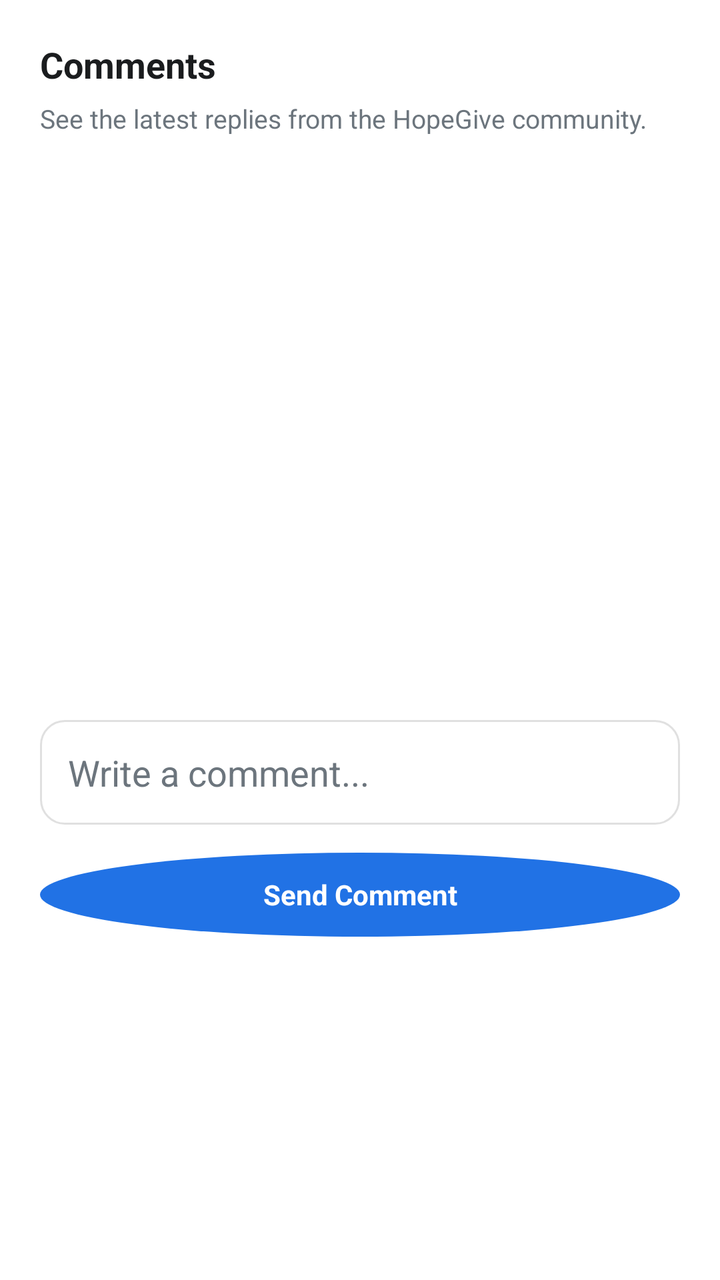
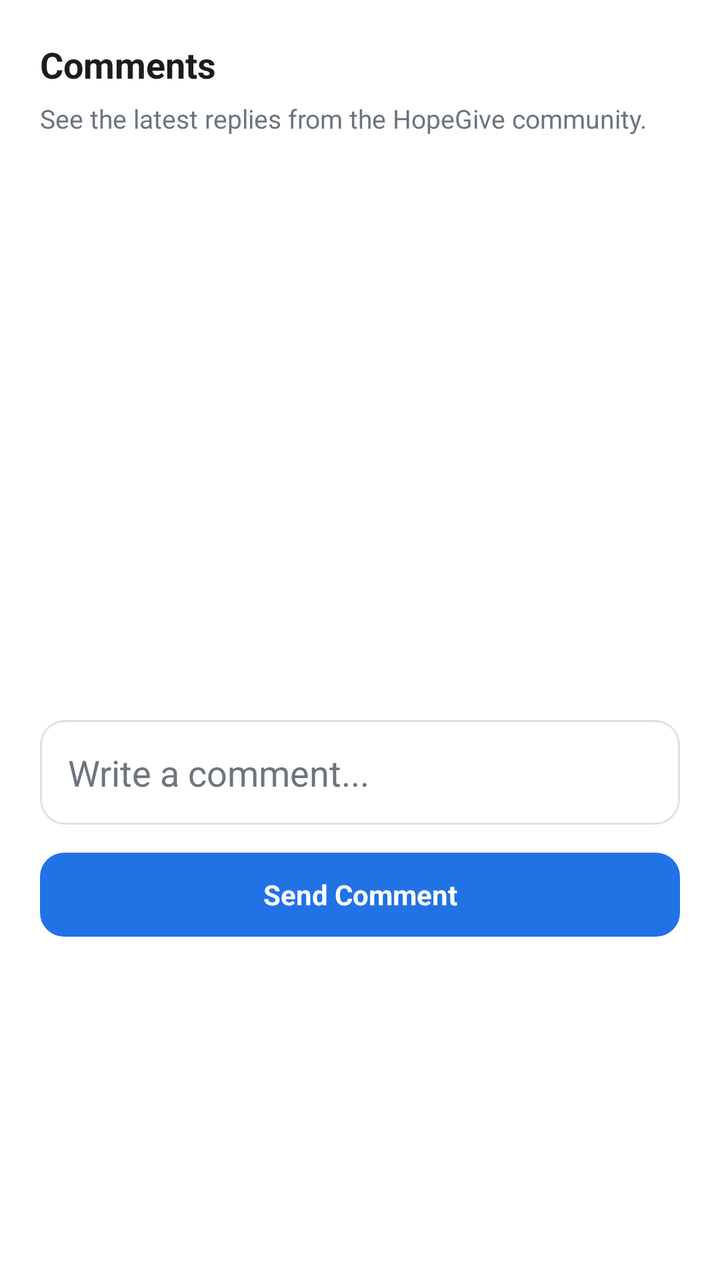

The first picture is an Android layout as it rendered before a commit; the second is the same layout after the commit. The layout source and the unified diff follow.
<!-- AndroidManifest.xml: application theme Theme.UlamShare -->
<!-- res/layout/dialog_campaign_comments.xml -->
<?xml version="1.0" encoding="utf-8"?>
<LinearLayout xmlns:android="http://schemas.android.com/apk/res/android"
    android:layout_width="match_parent"
    android:layout_height="wrap_content"
    android:orientation="vertical"
    android:padding="20dp">

    <TextView
        android:id="@+id/tvCommentsTitle"
        android:layout_width="match_parent"
        android:layout_height="wrap_content"
        android:text="@string/choose_campaign_comments_title"
        android:textColor="@color/text_black"
        android:textSize="18sp"
        android:textStyle="bold" />

    <TextView
        android:id="@+id/tvCommentsSubtitle"
        android:layout_width="match_parent"
        android:layout_height="wrap_content"
        android:layout_marginTop="6dp"
        android:text="@string/choose_campaign_comments_subtitle"
        android:textColor="@color/text_grey"
        android:textSize="13sp" />

    <TextView
        android:id="@+id/tvCommentsEmpty"
        android:layout_width="match_parent"
        android:layout_height="wrap_content"
        android:layout_marginTop="16dp"
        android:background="@drawable/rounded_soft_blue_rect"
        android:gravity="center"
        android:padding="16dp"
        android:text="@string/choose_campaign_comments_empty"
        android:textColor="@color/text_grey"
        android:textSize="13sp"
        android:visibility="gone" />

    <androidx.recyclerview.widget.RecyclerView
        android:id="@+id/rvComments"
        android:layout_width="match_parent"
        android:layout_height="260dp"
        android:layout_marginTop="16dp"
        android:nestedScrollingEnabled="false" />

    <LinearLayout
        android:id="@+id/replyModeContainer"
        android:layout_width="match_parent"
        android:layout_height="wrap_content"
        android:layout_marginTop="14dp"
        android:background="@drawable/rounded_soft_blue_rect"
        android:gravity="center_vertical"
        android:orientation="horizontal"
        android:padding="10dp"
        android:visibility="gone">

        <TextView
            android:id="@+id/tvReplyingTo"
            android:layout_width="0dp"
            android:layout_height="wrap_content"
            android:layout_weight="1"
            android:textColor="@color/primary_blue"
            android:textSize="12sp"
            android:textStyle="bold" />

        <TextView
            android:id="@+id/btnCancelReply"
            android:layout_width="32dp"
            android:layout_height="32dp"
            android:clickable="true"
            android:focusable="true"
            android:gravity="center"
            android:text="@string/choose_campaign_reply_cancel"
            android:textColor="@color/primary_blue"
            android:textSize="18sp"
            android:textStyle="bold" />
    </LinearLayout>

    <EditText
        android:id="@+id/etCommentInput"
        android:layout_width="match_parent"
        android:layout_height="wrap_content"
        android:layout_marginTop="16dp"
        android:background="@drawable/rounded_edittext"
        android:hint="@string/choose_campaign_comment_hint"
        android:importantForAutofill="no"
        android:inputType="textCapSentences|textMultiLine"
        android:maxLines="4"
        android:minHeight="52dp"
        android:padding="14dp"
        android:textColor="@color/text_black"
        android:textColorHint="@color/text_grey" />

    <TextView
        android:id="@+id/btnSendComment"
        android:layout_width="match_parent"
        android:layout_height="42dp"
        android:layout_marginTop="14dp"
        android:background="@drawable/bg_support_send"
        android:clickable="true"
        android:focusable="true"
        android:gravity="center"
        android:text="@string/choose_campaign_send_comment"
        android:textColor="@android:color/white"
        android:textSize="14sp"
        android:textStyle="bold" />

</LinearLayout>
<!-- resources referenced by this layout -->
<resources>
  <color name="primary_blue">#2172E5</color>
  <color name="text_black">#1A1C1E</color>
  <color name="text_grey">#6C757D</color>
  <!-- drawable bg_support_send (drawable) -->
  <?xml version="1.0" encoding="utf-8"?>
  <ripple xmlns:android="http://schemas.android.com/apk/res/android"
      android:color="#40A5C8FF">
      <item>
          <shape android:shape="oval">
              <solid android:color="#2172E5" />
          </shape>
      </item>
  </ripple>
  <!-- drawable rounded_edittext (drawable) -->
  <?xml version="1.0" encoding="utf-8"?>
  <shape xmlns:android="http://schemas.android.com/apk/res/android">
      <solid android:color="#FFFFFF"/>
      <corners android:radius="12dp"/>
      <stroke android:width="1dp" android:color="#E0E0E0"/>
  </shape>
  <!-- drawable rounded_soft_blue_rect (drawable) -->
  <?xml version="1.0" encoding="utf-8"?>
  <shape xmlns:android="http://schemas.android.com/apk/res/android"
      android:shape="rectangle">
  
      <solid android:color="#EBF2FA" />
  
      <corners android:radius="12dp" />
  
      <stroke
          android:width="1dp"
          android:color="#BBDEFB" />
  </shape>
  <string name="choose_campaign_comment_hint">Write a comment...</string>
  <string name="choose_campaign_comments_empty">No comments yet. Start the conversation here.</string>
  <string name="choose_campaign_comments_subtitle">See the latest replies from the HopeGive community.</string>
  <string name="choose_campaign_comments_title">Comments</string>
  <string name="choose_campaign_reply_cancel">×</string>
  <string name="choose_campaign_send_comment">Send Comment</string>
  <style name="Theme.UlamShare" parent="Theme.MaterialComponents.Light.NoActionBar">
          
          <item name="colorPrimary">@color/brand_blue</item>
          <item name="colorPrimaryVariant">@color/primary_blue</item>
          <item name="colorOnPrimary">@color/white</item>
          
          <item name="colorSecondary">@color/sky_blue</item>
          <item name="colorSecondaryVariant">@color/sky_blue</item>
          <item name="colorOnSecondary">@color/black</item>
          
          <item name="android:statusBarColor">?attr/colorPrimaryVariant</item>
          
      </style>
  <color name="brand_blue">#2172E5</color>
  <color name="white">#FFFFFF</color>
  <color name="sky_blue">#579AFA</color>
  <color name="black">#FF000000</color>
</resources>

<!-- the commit's change to res/layout/dialog_campaign_comments.xml (unified diff, before → after) -->
@@ -96,7 +96,7 @@
         android:layout_width="match_parent"
         android:layout_height="42dp"
         android:layout_marginTop="14dp"
-        android:background="@drawable/bg_support_send"
+        android:background="@drawable/bg_support_send_rounded"
         android:clickable="true"
         android:focusable="true"
         android:gravity="center"
<!-- resource entries referenced after the edit -->
@@ -3,13 +3,14 @@
   <color name="primary_blue">#2172E5</color>
   <color name="text_black">#1A1C1E</color>
   <color name="text_grey">#6C757D</color>
-  <!-- drawable bg_support_send (drawable) -->
+  <!-- drawable bg_support_send_rounded (drawable) -->
   <?xml version="1.0" encoding="utf-8"?>
   <ripple xmlns:android="http://schemas.android.com/apk/res/android"
       android:color="#40A5C8FF">
       <item>
-          <shape android:shape="oval">
+          <shape android:shape="rectangle">
               <solid android:color="#2172E5" />
+              <corners android:radius="12dp" />
           </shape>
       </item>
   </ripple>
